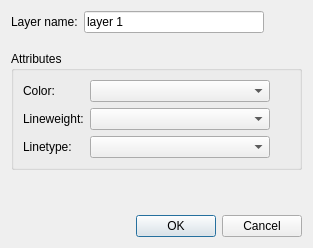
Above: scripts/Layer/LayerDialog.ui from qcad/qcad before the change. Below: the same form after it.
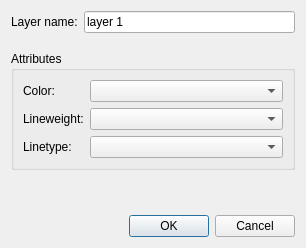
That is the form after the change. Icons and pictures are not drawn. Custom widgets are drawn as their Qt base class.

Commit message: update dialog scaling

```diff
--- a/scripts/Layer/LayerDialog.ui
+++ b/scripts/Layer/LayerDialog.ui
@@ -9,7 +9,7 @@
    <rect>
     <x>0</x>
     <y>0</y>
-    <width>313</width>
+    <width>306</width>
     <height>248</height>
    </rect>
   </property>
@@ -33,7 +33,7 @@
      <item row="0" column="1">
       <widget class="QLineEdit" name="LayerName">
        <property name="sizePolicy">
-        <sizepolicy hsizetype="Fixed" vsizetype="Fixed">
+        <sizepolicy hsizetype="MinimumExpanding" vsizetype="Fixed">
          <horstretch>0</horstretch>
          <verstretch>0</verstretch>
         </sizepolicy>
@@ -44,12 +44,6 @@
          <height>0</height>
         </size>
        </property>
-       <property name="maximumSize">
-        <size>
-         <width>180</width>
-         <height>16777215</height>
-        </size>
-       </property>
        <property name="text">
         <string notr="true">layer 1</string>
        </property>
@@ -76,7 +70,7 @@
       <item row="0" column="1">
        <widget class="RColorCombo" name="Color">
         <property name="sizePolicy">
-         <sizepolicy hsizetype="Fixed" vsizetype="Fixed">
+         <sizepolicy hsizetype="MinimumExpanding" vsizetype="Fixed">
           <horstretch>0</horstretch>
           <verstretch>0</verstretch>
          </sizepolicy>
@@ -87,12 +81,6 @@
           <height>0</height>
          </size>
         </property>
-        <property name="maximumSize">
-         <size>
-          <width>180</width>
-          <height>16777215</height>
-         </size>
-        </property>
         <property name="onlyFixed" stdset="0">
          <bool>true</bool>
         </property>
@@ -111,7 +99,7 @@
       <item row="1" column="1">
        <widget class="RLineweightCombo" name="Lineweight">
         <property name="sizePolicy">
-         <sizepolicy hsizetype="Fixed" vsizetype="Fixed">
+         <sizepolicy hsizetype="MinimumExpanding" vsizetype="Fixed">
           <horstretch>0</horstretch>
           <verstretch>0</verstretch>
          </sizepolicy>
@@ -122,12 +110,6 @@
           <height>0</height>
          </size>
         </property>
-        <property name="maximumSize">
-         <size>
-          <width>180</width>
-          <height>16777215</height>
-         </size>
-        </property>
         <property name="onlyFixed" stdset="0">
          <bool>true</bool>
         </property>
@@ -143,7 +125,7 @@
       <item row="2" column="1">
        <widget class="RLinetypeCombo" name="Linetype">
         <property name="sizePolicy">
-         <sizepolicy hsizetype="Fixed" vsizetype="Fixed">
+         <sizepolicy hsizetype="MinimumExpanding" vsizetype="Fixed">
           <horstretch>0</horstretch>
           <verstretch>0</verstretch>
          </sizepolicy>
@@ -154,12 +136,6 @@
           <height>0</height>
          </size>
         </property>
-        <property name="maximumSize">
-         <size>
-          <width>180</width>
-          <height>16777215</height>
-         </size>
-        </property>
         <property name="onlyFixed" stdset="0">
          <bool>true</bool>
         </property>
```
The commit also changes 1 other file.
